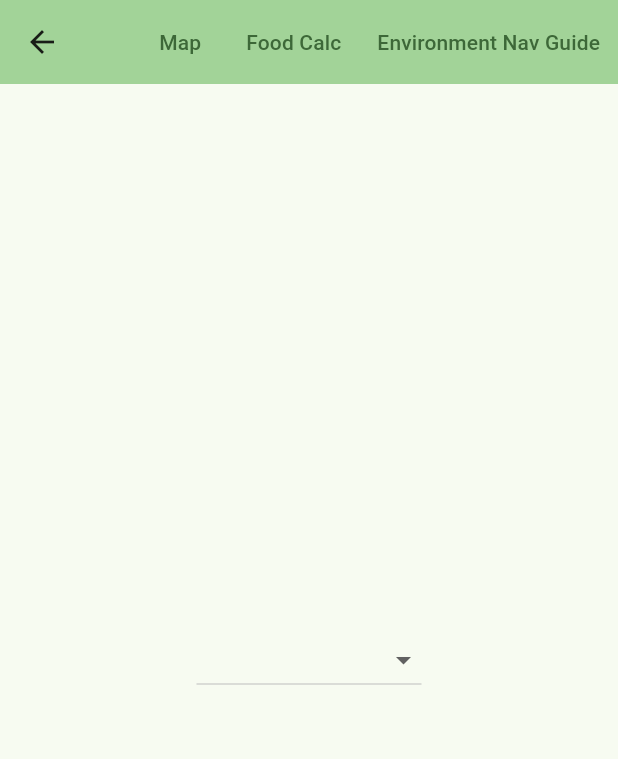
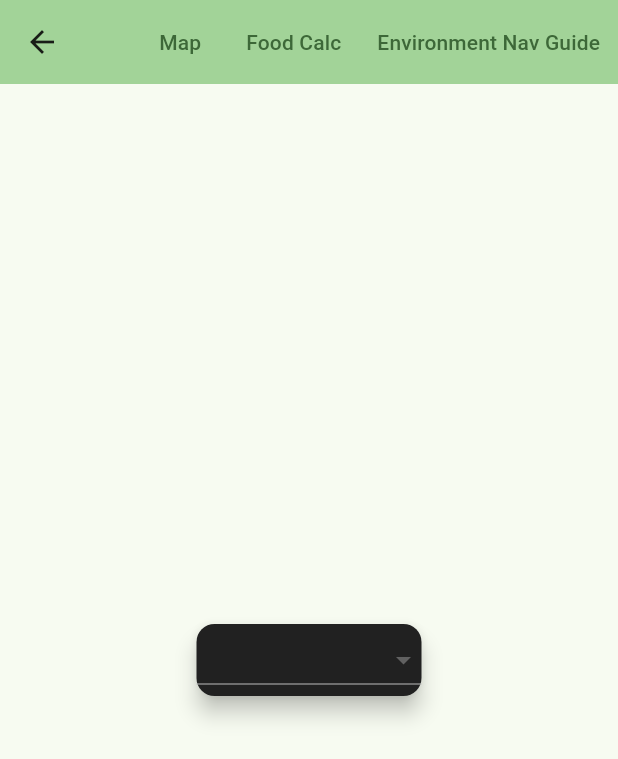
Before and after one commit to raptorhawk9/AidLink, a Flutter app: the FoodCalcPage screen opened by its route, on a phone screen of 412 x 824 dp. Shown: the top 759 px of the screen. Run offline on Flutter 3.47's test engine with Material 3 defaults, Android fonts, the phone set to English and light mode, and no system bars; our stand-ins replace flutter_map, latlong2.

Commit message:
Update food_calc.dart

```diff
--- a/lib/pages/food_calc.dart
+++ b/lib/pages/food_calc.dart
@@ -14,7 +14,7 @@ class FoodCalcPage extends StatefulWidget {
 
   List<DropdownMenuItem> listToDropdownOptions(List<String> list) {
     return list.map((String option) {
-      return DropdownMenuItem<String>(value: option, child: Text(option));
+      return DropdownMenuItem<String>(value: option, child: Text(option,  style: TextStyle(color: Color.fromARGB(255, 255, 255, 255))));
     }).toList();
   }
 
@@ -44,8 +44,17 @@ class _FoodCalcPageState extends State<FoodCalcPage> {
           // horizontal).
           mainAxisAlignment: MainAxisAlignment.center,
           children: <Widget>[
-            DropdownButton(
-              items: widget.listToDropdownOptions(FoodCalcPage.foodTypeOptions),
+            //For the type of food
+            Card(
+              color: Colors.grey[900],
+              elevation: 6,
+              shape: RoundedRectangleBorder(
+                borderRadius: BorderRadius.circular(12),
+              ),
+              child: DropdownButton(
+                items: widget.listToDropdownOptions(
+                  FoodCalcPage.foodTypeOptions,
+                ),
                 value: foodType,
                 onChanged: (value) {
                   setState(() {
@@ -53,6 +62,8 @@ class _FoodCalcPageState extends State<FoodCalcPage> {
                   });
                 },
                 borderRadius: BorderRadius.circular(8),
+                dropdownColor: Colors.grey[900],
+              ),
             ),
           ],
         ),
```
Lines whose indentation alone changed are shown as unchanged.
